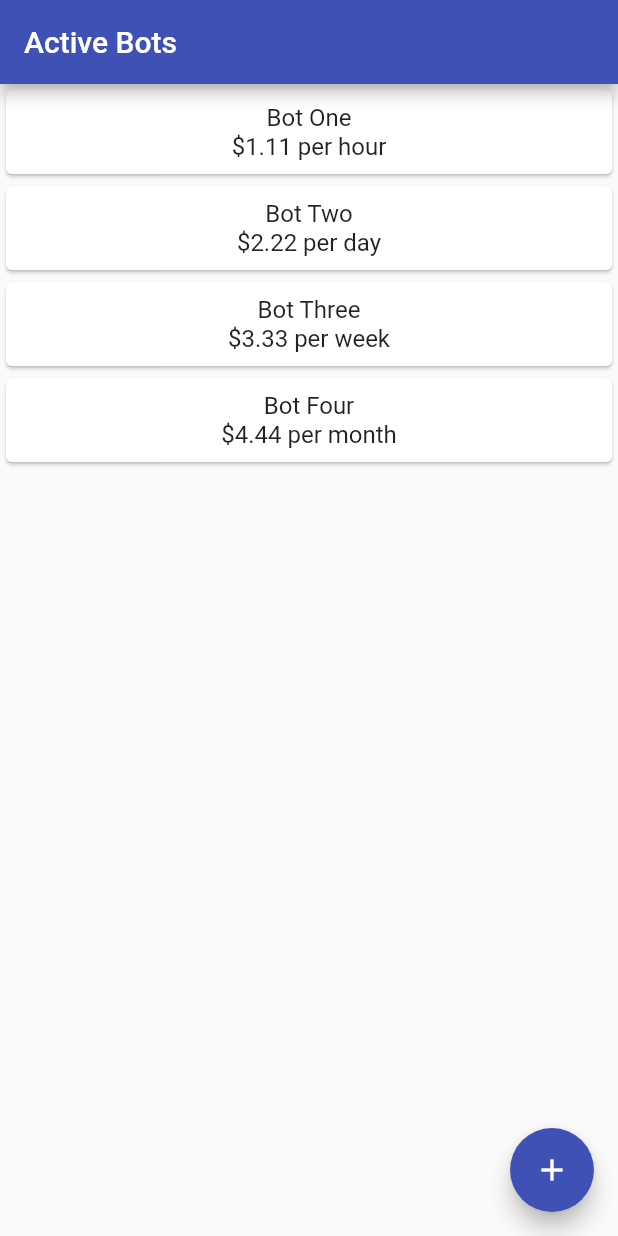
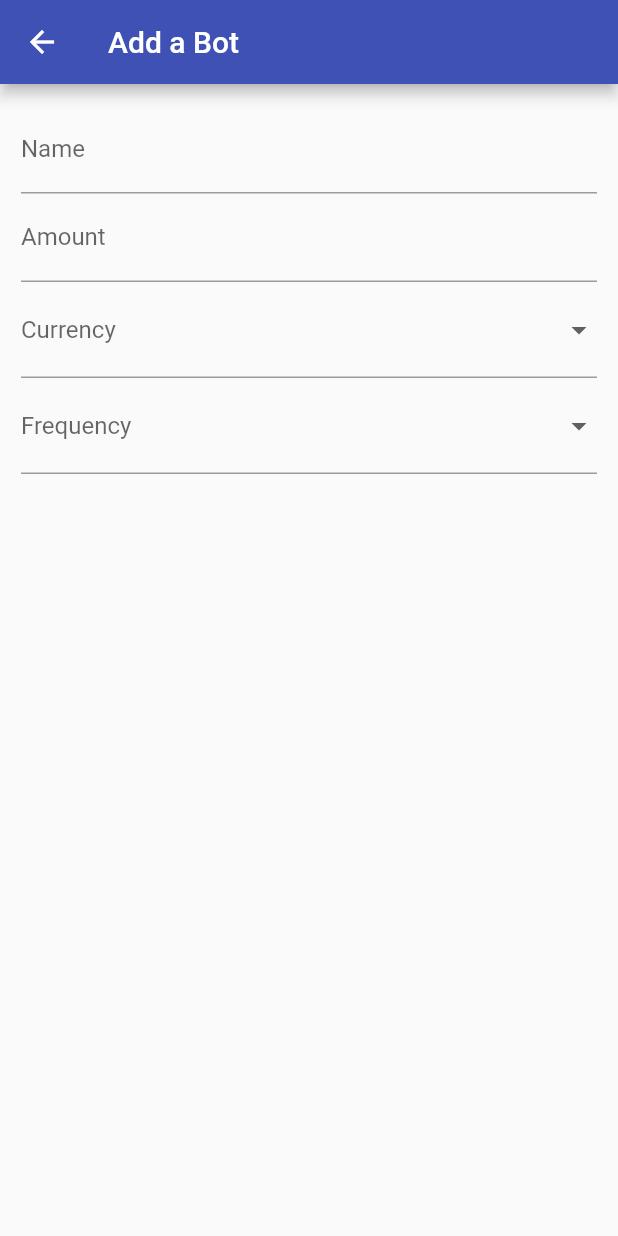
Before and after one commit to mdip226/perlemir_mobile, a Flutter app: the screen it shows after launch, after a tap on the "add" icon, on a phone screen of 412 x 824 dp. Run offline on Flutter 3.47's test engine with Material 2 defaults, Android fonts, the phone set to English and light mode, and no system bars.

Commit message:
bot form

```diff
--- a/lib/main.dart
+++ b/lib/main.dart
@@ -1,5 +1,6 @@
 import 'package:flutter/material.dart';
 import 'package:perlemir_mobile/providers/bots.dart';
+import 'package:perlemir_mobile/screens/add_bot_screen.dart';
 import 'package:provider/provider.dart';
 import 'package:perlemir_mobile/screens/bot_screen.dart';
 
@@ -19,6 +20,7 @@ class MyApp extends StatelessWidget {
           primarySwatch: Colors.indigo,
         ),
         home: BotScreen(),
+        routes: {AddBotScreen.routeName: (ctx) => AddBotScreen()},
       ),
     );
   }
--- /dev/null
+++ b/lib/screens/add_bot_screen.dart
@@ -0,0 +1,18 @@
+import 'package:flutter/material.dart';
+import 'package:perlemir_mobile/widgets/bot_form.dart';
+import 'package:provider/provider.dart';
+
+import '../providers/bots.dart';
+
+class AddBotScreen extends StatelessWidget {
+  static const routeName = "/add-bot";
+  @override
+  Widget build(BuildContext context) {
+    return Scaffold(
+      appBar: AppBar(
+        title: Text("Add a Bot"),
+      ),
+      body: BotForm(),
+    );
+  }
+}
--- a/lib/screens/bot_screen.dart
+++ b/lib/screens/bot_screen.dart
@@ -1,4 +1,5 @@
 import 'package:flutter/material.dart';
+import 'package:perlemir_mobile/screens/add_bot_screen.dart';
 import 'package:provider/provider.dart';
 
 import '../providers/bots.dart';
@@ -13,7 +14,9 @@ class BotScreen extends StatelessWidget {
       ),
       floatingActionButton: FloatingActionButton(
         child: const Icon(Icons.add),
-        onPressed: () {},
+        onPressed: () {
+          Navigator.of(context).pushNamed(AddBotScreen.routeName);
+        },
       ),
       body: Consumer<Bots>(
         child: const Text("hello"),
--- /dev/null
+++ b/lib/widgets/bot_form.dart
@@ -0,0 +1,99 @@
+import 'package:flutter/material.dart';
+import 'package:perlemir_mobile/models/DCABot.dart';
+
+class BotForm extends StatefulWidget {
+  // final void Function(
+  //   String id,
+  //   String name,
+  //   Currency currency,
+  //   double amount,
+  //   Freq frequency,
+  // ) submitFn;
+  BotForm();
+  @override
+  _BotFormState createState() => _BotFormState();
+}
+
+class _BotFormState extends State<BotForm> {
+  final _formKey = GlobalKey<FormState>();
+  String _name;
+  Currency _currency;
+  double _amount;
+  Freq _frequency;
+
+  @override
+  Widget build(BuildContext context) {
+    return SingleChildScrollView(
+      child: Padding(
+        padding: EdgeInsets.all(14),
+        child: Form(
+            key: _formKey,
+            child: Column(
+              children: [
+                TextFormField(
+                  key: ValueKey("Name"),
+                  decoration: InputDecoration(labelText: "Name"),
+                  onSaved: (value) {
+                    _name = value;
+                  },
+                ),
+                TextFormField(
+                  key: ValueKey("Amount"),
+                  decoration: InputDecoration(
+                    labelText: "Amount",
+                    prefix: Text("USD "),
+                  ),
+                  keyboardType: TextInputType.number,
+                  onSaved: (value) {
+                    _amount = double.tryParse(value);
+                  },
+                ),
+                DropdownButtonFormField(
+                  key: ValueKey("Currency"),
+                  decoration: InputDecoration(labelText: "Currency"),
+                  items: [
+                    DropdownMenuItem<Currency>(
+                      child: Text("BTC"),
+                      value: Currency.BTC,
+                    ),
+                    DropdownMenuItem<Currency>(
+                      child: Text("ETH"),
+                      value: Currency.ETH,
+                    ),
+                  ],
+                  onChanged: (value) {
+                    _currency = value;
+                  },
+                ),
+                DropdownButtonFormField(
+                  key: ValueKey("Frequency"),
+                  decoration: InputDecoration(labelText: "Frequency"),
+                  items: [
+                    DropdownMenuItem<Freq>(
+                      child: Text("Per Hour"),
+                      value: Freq.perHour,
+                    ),
+                    DropdownMenuItem<Freq>(
+                      child: Text("Per Day"),
+                      value: Freq.perDay,
+                    ),
+                    DropdownMenuItem<Freq>(
+                      child: Text("Per Week"),
+                      value: Freq.perWeek,
+                    ),
+                    DropdownMenuItem<Freq>(
+                      child: Text("Per Month"),
+                      value: Freq.perMonth,
+                    ),
+                  ],
+                  // hint: Text("Choose a frequency"),
+                  onChanged: (value) {
+                    _frequency = value;
+                  },
+                )
+              ],
+            )),
+      ),
+    );
+  }
+}
```
